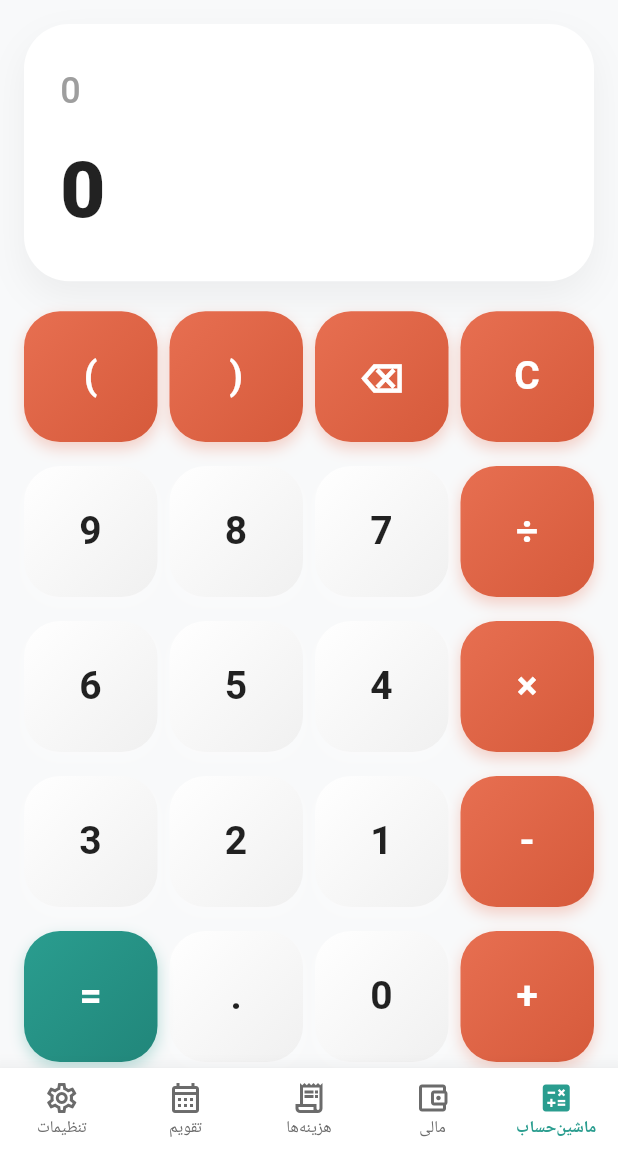
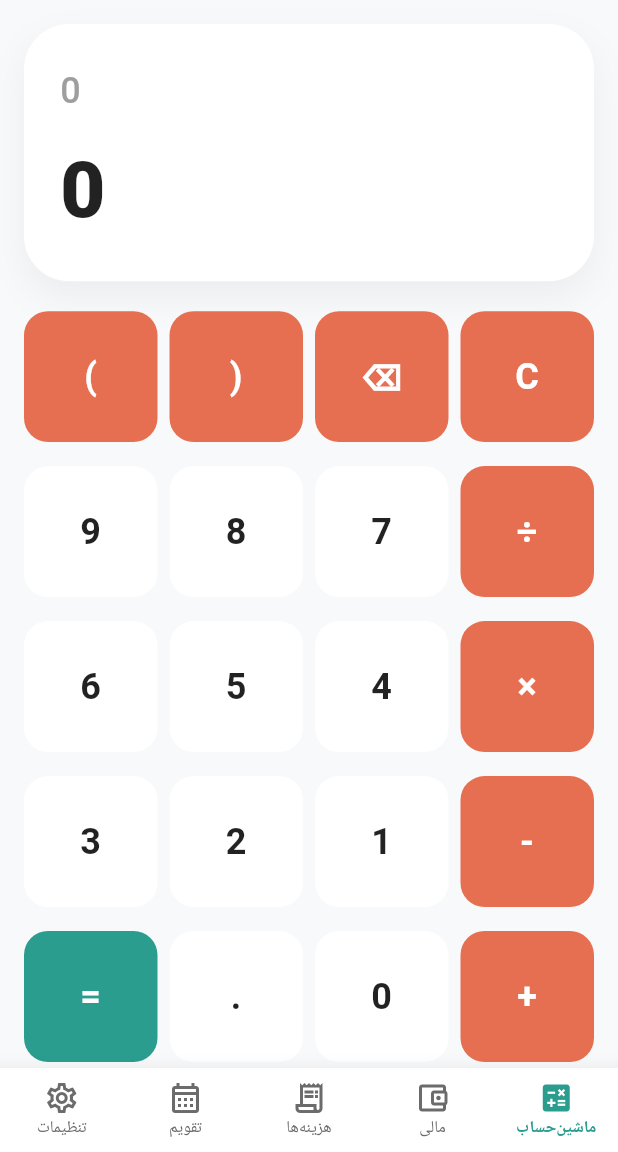
Before and after one commit to majidbusy09-blip/hesabgar_man, a Flutter app: the screen it shows after launch, on a phone screen of 412 x 824 dp, the part 84-1236 px from its top. Run offline on Flutter 3.47's test engine with Material 3 defaults, Android fonts, the phone set to English and light mode, and no system bars; our stand-ins replace math_expressions; Roboto replaces fonts that are missing (Vazirmatn).

Commit message:
Update calc_button.dart

```diff
--- a/lib/features/calculator/presentation/widgets/calc_button.dart
+++ b/lib/features/calculator/presentation/widgets/calc_button.dart
@@ -1,13 +1,11 @@
 import 'package:flutter/material.dart';
 import 'package:flutter/services.dart';
-import '../../../../core/theme/app_colors.dart';
 
 class CalcButton extends StatefulWidget {
   final String label;
   final VoidCallback onTap;
   final bool isOperator;
   final bool isEqual;
-  final bool isWide;
   final bool isScientific;
 
   const CalcButton({
@@ -16,7 +14,6 @@ class CalcButton extends StatefulWidget {
     required this.onTap,
     this.isOperator = false,
     this.isEqual = false,
-    this.isWide = false,
     this.isScientific = false,
   });
 
@@ -31,13 +28,8 @@ class _CalcButtonState extends State<CalcButton> with SingleTickerProviderStateM
   @override
   void initState() {
     super.initState();
-    _controller = AnimationController(
-      vsync: this,
-      duration: const Duration(milliseconds: 80),
-    );
-    _scale = Tween<double>(begin: 1.0, end: 0.85).animate(
-      CurvedAnimation(parent: _controller, curve: Curves.easeInOut),
-    );
+    _controller = AnimationController(vsync: this, duration: const Duration(milliseconds: 80));
+    _scale = Tween<double>(begin: 1.0, end: 0.9).animate(CurvedAnimation(parent: _controller, curve: Curves.easeInOut));
   }
 
   @override
@@ -50,29 +42,20 @@ class _CalcButtonState extends State<CalcButton> with SingleTickerProviderStateM
   Widget build(BuildContext context) {
     final isDark = Theme.of(context).brightness == Brightness.dark;
 
-    // تعیین رنگ‌ها با گرادیانت
-    List<Color> gradientColors;
+    Color bgColor;
     Color textColor;
 
     if (widget.isEqual) {
-      // دکمه مساوی: سبز شاد
-      gradientColors = [const Color(0xFF2A9D8F), const Color(0xFF21867A)];
+      bgColor = const Color(0xFF2A9D8F);
       textColor = Colors.white;
     } else if (widget.isOperator) {
-      // دکمه‌های عملیات: نارنجی
-      gradientColors = [const Color(0xFFE76F51), const Color(0xFFD65A3B)];
+      bgColor = const Color(0xFFE76F51);
       textColor = Colors.white;
     } else if (widget.isScientific) {
-      // دکمه‌های مهندسی: خاکستری تیره
-      gradientColors = isDark
-          ? [const Color(0xFF333333), const Color(0xFF222222)]
-          : [const Color(0xFFE0E0E0), const Color(0xFFCCCCCC)];
+      bgColor = isDark ? const Color(0xFF2C2C2C) : const Color(0xFFE0E0E0);
       textColor = isDark ? Colors.white70 : Colors.black87;
     } else {
-      // دکمه‌های اعداد: ظاهر شیشه‌ای
-      gradientColors = isDark
-          ? [const Color(0xFF2C2C2C), const Color(0xFF1E1E1E)]
-          : [Colors.white, const Color(0xFFF0F0F0)];
+      bgColor = isDark ? const Color(0xFF1E1E1E) : Colors.white;
       textColor = isDark ? Colors.white : Colors.black87;
     }
 
@@ -89,29 +72,17 @@ class _CalcButtonState extends State<CalcButton> with SingleTickerProviderStateM
         },
         onTapCancel: () => _controller.reverse(),
         child: Container(
-          width: widget.isWide ? double.infinity : null,
           margin: const EdgeInsets.all(4),
           decoration: BoxDecoration(
-            gradient: LinearGradient(
-              begin: Alignment.topLeft,
-              end: Alignment.bottomRight,
-              colors: gradientColors,
-            ),
-            borderRadius: BorderRadius.circular(24),
-            boxShadow: [
-              BoxShadow(
-                color: gradientColors.first.withValues(alpha: 0.3),
-                blurRadius: 8,
-                offset: const Offset(0, 4),
-              ),
-            ],
+            color: bgColor,
+            borderRadius: BorderRadius.circular(16),
           ),
           child: Center(
             child: Text(
               widget.label,
               style: TextStyle(
                 fontFamily: 'Vazirmatn',
-                fontSize: widget.isScientific ? 18 : 26,
+                fontSize: widget.isScientific ? 16 : 24,
                 fontWeight: FontWeight.bold,
                 color: textColor,
               ),
```
